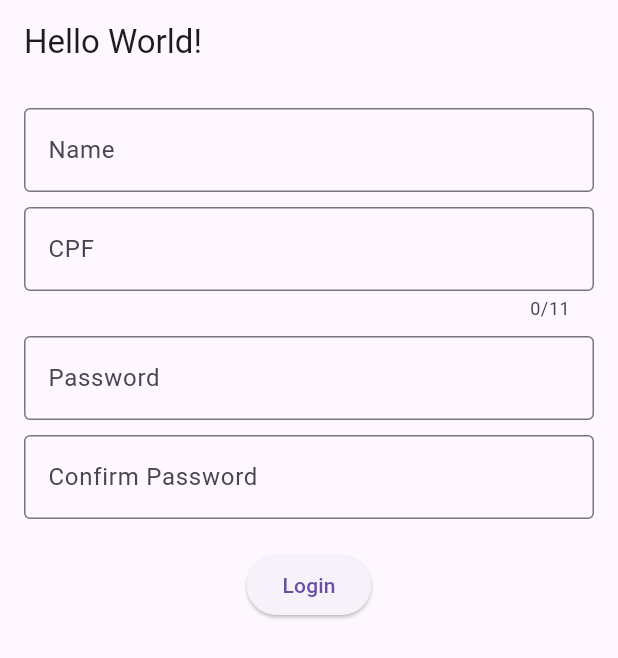
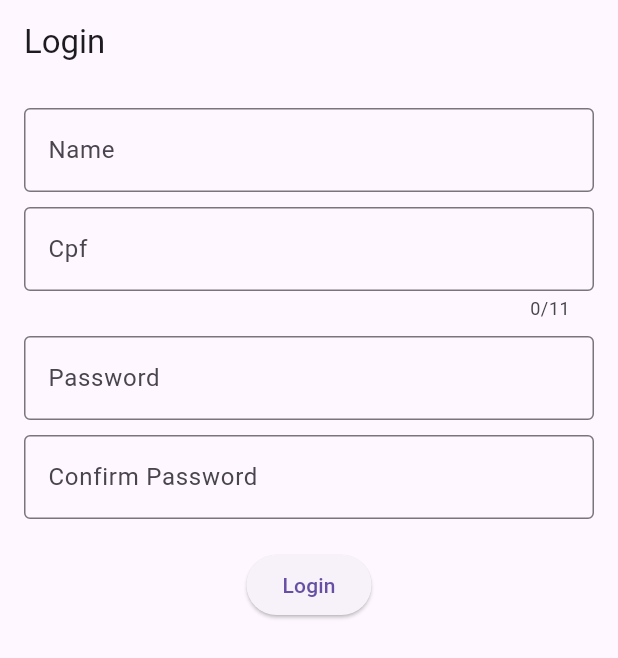
Before and after one commit to NicolasKLange/projeto_lince, a Flutter app: the screen it shows after launch, on a phone screen of 412 x 824 dp. Shown: the top 658 px of the screen. Run offline on Flutter 3.47's test engine with Material 3 defaults, Android fonts, the phone set to English and light mode, and no system bars; our stand-ins replace image_picker, sqflite; accounts and stored records are empty; generated files the repository leaves out were written again.

Commit message:
Commit Final, add internacionalização

```diff
--- a/lib/client_screens/check_client.dart
+++ b/lib/client_screens/check_client.dart
@@ -3,13 +3,16 @@ import '../database/database_client.dart';
 import 'detail_client.dart';
 import 'edit_client.dart';
 
+///Screen class check client
 class CheckClientScreen extends StatefulWidget {
+  ///Screen class check client
   const CheckClientScreen({super.key});
 
   @override
   CheckClientScreenState createState() => CheckClientScreenState();
 }
 
+///Screen class check client
 class CheckClientScreenState extends State<CheckClientScreen> {
   late Future<List<Client>> _clients;
 
--- a/lib/main.dart
+++ b/lib/main.dart
@@ -1,8 +1,5 @@
 import 'package:flutter/material.dart';
 import 'package:flutter_gen/gen_l10n/app_localizations.dart';
-import 'package:projeto_lince/vehicle_screens/check_vehicle.dart';
-import 'package:projeto_lince/vehicle_screens/register_vehicle.dart';
-import 'package:projeto_lince/vehicle_screens/vehicle.dart';
 
 import 'client_screens/check_client.dart';
 import 'client_screens/client.dart';
@@ -15,20 +12,23 @@ import 'rent_screens/register_rent.dart';
 import 'rent_screens/rent.dart';
 import 'screen/dashboard.dart';
 import 'screen/login.dart';
-import 'screen/preferences.dart';
+import 'vehicle_screens/check_vehicle.dart';
+import 'vehicle_screens/register_vehicle.dart';
+import 'vehicle_screens/vehicle.dart';
 
 
 void main() {
   runApp(const MyApp());
 }
-
+///Main class for MyApp
 class MyApp extends StatelessWidget {
+  ///Main class for MyApp
   const MyApp({super.key});
 
   @override
   Widget build(BuildContext context) {
     return MaterialApp(
-      title: 'Flutter App',
+      title: 'SS Automóveis',
       theme: ThemeData(
         primarySwatch: Colors.blue,
       ),
@@ -50,7 +50,6 @@ class MyApp extends StatelessWidget {
         '/rent': (context) => const RentScreen(),
         '/register-rent': (context) => const RegisterRentScreen(),
         '/check-rent': (context) => const CheckRentScreen(),
-        '/preferences': (context) => const PreferencesScreen(),
       },
     );
   }
--- a/lib/rent_screens/edit_rent.dart
+++ b/lib/rent_screens/edit_rent.dart
@@ -1,6 +1,6 @@
 import 'package:flutter/material.dart';
 import '../database/database_rent.dart';
-import 'register_rent.dart';
+
 import 'package:intl/intl.dart';
 
 class EditRentScreen extends StatefulWidget {
--- a/lib/rent_screens/register_rent.dart
+++ b/lib/rent_screens/register_rent.dart
@@ -1,5 +1,4 @@
 import 'package:flutter/material.dart';
-import 'package:provider/provider.dart';
 import 'package:intl/intl.dart';
 import '../database/database_client.dart';
 import '../database/database_vehicle.dart';
--- a/lib/screen/dashboard.dart
+++ b/lib/screen/dashboard.dart
@@ -1,6 +1,8 @@
 import 'package:flutter/material.dart';
 
+///Dashboard screen class
 class DashboardScreen extends StatelessWidget {
+  ///Dashboard screen class
   const DashboardScreen({super.key});
 
   @override
@@ -16,7 +18,6 @@ class DashboardScreen extends StatelessWidget {
           _buildDashboardButton(context, 'Manager', '/manager'),
           _buildDashboardButton(context, 'Vehicle', '/vehicle'),
           _buildDashboardButton(context, 'Rent', '/rent'),
-          _buildDashboardButton(context, 'Preferences', '/preferences'),
         ],
       ),
     );
--- a/lib/screen/login.dart
+++ b/lib/screen/login.dart
@@ -1,48 +1,47 @@
 import 'package:flutter/material.dart';
-
+import 'package:flutter_gen/gen_l10n/app_localizations.dart'; // Importe suas localizações geradas
 import 'dashboard.dart';
-import 'package:flutter_gen/gen_l10n/app_localizations.dart';
 
 class LoginScreen extends StatefulWidget {
-  const LoginScreen({super.key});
+  const LoginScreen({Key? key}) : super(key: key);
 
   @override
-  LoginScreenState createState() => LoginScreenState();
+  _LoginScreenState createState() => _LoginScreenState();
 }
 
-class LoginScreenState extends State<LoginScreen> {
-  final _nameController            = TextEditingController();
-  final _cpfController             = TextEditingController();
-  final _passwordController        = TextEditingController();
-  final _confirmPasswordController = TextEditingController();
+class _LoginScreenState extends State<LoginScreen> {
+  final TextEditingController _nameController = TextEditingController();
+  final TextEditingController _cpfController = TextEditingController();
+  final TextEditingController _passwordController = TextEditingController();
+  final TextEditingController _confirmPasswordController = TextEditingController();
 
   void _login() {
-    final name            = _nameController.text;
-    final cpf             = _cpfController.text;
-    final password        = _passwordController.text;
+    final name = _nameController.text;
+    final cpf = _cpfController.text;
+    final password = _passwordController.text;
     final confirmPassword = _confirmPasswordController.text;
 
-    if (name.isEmpty     ||
-        cpf.isEmpty      ||
+    if (name.isEmpty ||
+        cpf.isEmpty ||
         password.isEmpty ||
         confirmPassword.isEmpty) {
-      _showError('All fields are required');
+      _showError(AppLocalizations.of(context)?.allFieldsRequired ?? 'All fields are required');
       return;
     }
 
     if (cpf.length != 11) {
-      _showError('Invalid CPF, only numbers');
+      _showError(AppLocalizations.of(context)?.invalidCpf ?? 'Invalid CPF, only numbers');
       return;
     }
 
     if (password != confirmPassword) {
-      _showError('Passwords do not match');
+      _showError(AppLocalizations.of(context)?.passwordsDoNotMatch ?? 'Passwords do not match');
       return;
     }
 
     Navigator.pushReplacement(
       context,
-      MaterialPageRoute(builder: (context) =>  const DashboardScreen()),
+      MaterialPageRoute(builder: (context) => const DashboardScreen()),
     );
   }
 
@@ -66,7 +65,7 @@ class LoginScreenState extends State<LoginScreen> {
   Widget build(BuildContext context) {
     return Scaffold(
       appBar: AppBar(
-        title: Text(AppLocalizations.of(context)?.helloWorld ?? ''),
+        title: Text(AppLocalizations.of(context)?.login ?? ''),
       ),
       body: Padding(
         padding: const EdgeInsets.all(16.0),
@@ -74,42 +73,42 @@ class LoginScreenState extends State<LoginScreen> {
           children: [
             TextField(
               controller: _nameController,
-              decoration: const InputDecoration(
-                border: OutlineInputBorder(),
-                labelText: 'Name',
+              decoration: InputDecoration(
+                border: const OutlineInputBorder(),
+                labelText: AppLocalizations.of(context)?.name ?? '',
               ),
             ),
             const SizedBox(height: 10),
             TextField(
               controller: _cpfController,
               maxLength: 11,
-              decoration: const InputDecoration(
-                border: OutlineInputBorder(),
-                labelText: 'CPF',
+              decoration: InputDecoration(
+                border: const OutlineInputBorder(),
+                labelText: AppLocalizations.of(context)?.cpf ?? '',
               ),
             ),
             const SizedBox(height: 10),
             TextField(
               controller: _passwordController,
               obscureText: true,
-              decoration: const InputDecoration(
-                border: OutlineInputBorder(),
-                labelText: 'Password',
+              decoration: InputDecoration(
+                border: const OutlineInputBorder(),
+                labelText: AppLocalizations.of(context)?.password ?? '',
               ),
             ),
             const SizedBox(height: 10),
             TextField(
               controller: _confirmPasswordController,
               obscureText: true,
-              decoration: const InputDecoration(
-                border: OutlineInputBorder(),
-                labelText: 'Confirm Password',
+              decoration: InputDecoration(
+                border: const OutlineInputBorder(),
+                labelText: AppLocalizations.of(context)?.confirmPassword ?? '',
               ),
             ),
             const SizedBox(height: 20),
             ElevatedButton(
               onPressed: _login,
-              child: const Text('Login'),
+              child: Text(AppLocalizations.of(context)?.loginButton ?? ''),
             ),
           ],
         ),
```
Also changed, not shown: lib/client_screens/edit_client.dart (+0 -13 lines), lib/l10n/intl_en.arb (+13 -1 lines), lib/l10n/intl_pt.arb (+13 -1 lines), lib/screen/preferences.dart (deleted, +0 -50 lines).
